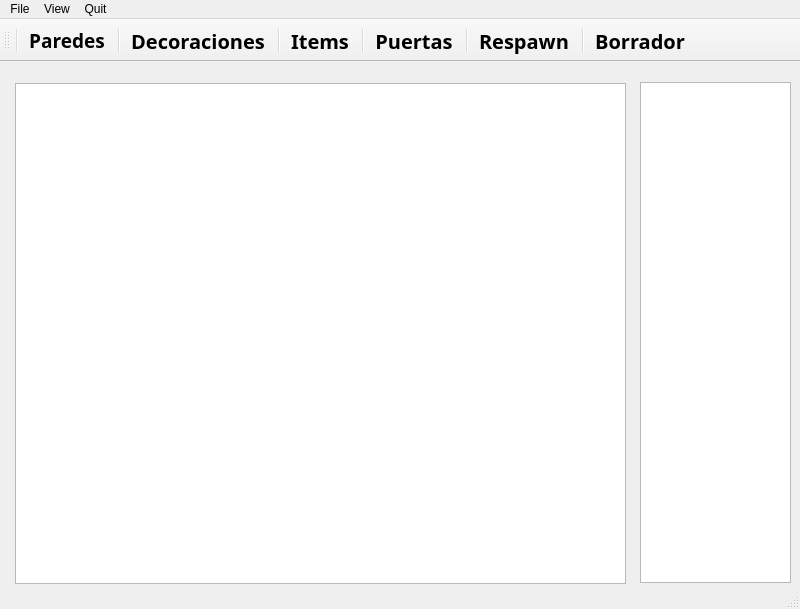
Old version of the form qt/editor/editor.ui in the repository joaquinfontela/Wolfenstein-3D.
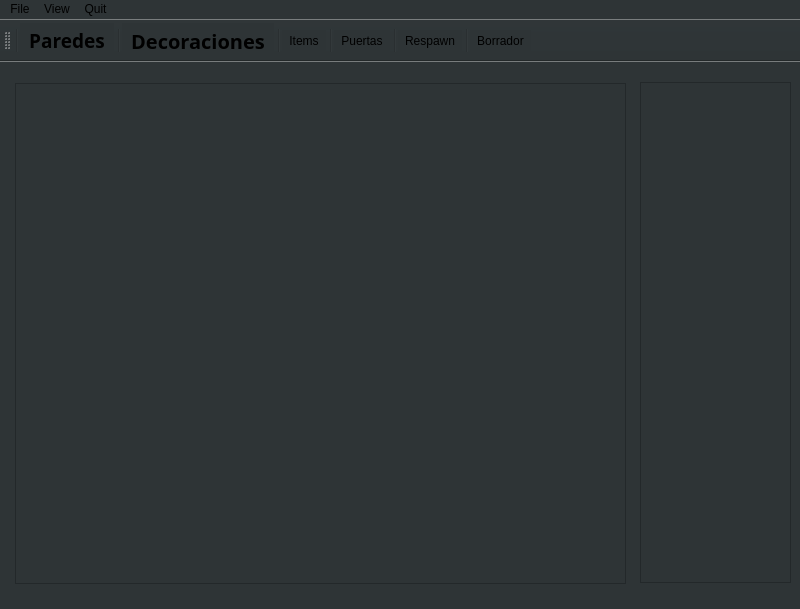
New version of the form. Icons and pictures are not drawn.

```diff
--- a/qt/editor/editor.ui
+++ b/qt/editor/editor.ui
@@ -17,6 +17,9 @@
    <iconset>
     <normaloff>logo/wolfestein_logo.png</normaloff>logo/wolfestein_logo.png</iconset>
   </property>
+  <property name="styleSheet">
+   <string notr="true">background-color: rgb(46, 52, 54);</string>
+  </property>
   <widget class="QWidget" name="centralwidget">
    <widget class="QGraphicsView" name="graphics_tiles_container">
     <property name="geometry">
@@ -91,9 +94,9 @@
       <colorrole role="Button">
        <brush brushstyle="SolidPattern">
         <color alpha="255">
-         <red>239</red>
-         <green>239</green>
-         <blue>239</blue>
+         <red>46</red>
+         <green>52</green>
+         <blue>54</blue>
         </color>
        </brush>
       </colorrole>
@@ -163,18 +166,18 @@
       <colorrole role="Base">
        <brush brushstyle="SolidPattern">
         <color alpha="255">
-         <red>255</red>
-         <green>255</green>
-         <blue>255</blue>
+         <red>46</red>
+         <green>52</green>
+         <blue>54</blue>
         </color>
        </brush>
       </colorrole>
       <colorrole role="Window">
        <brush brushstyle="SolidPattern">
         <color alpha="255">
-         <red>239</red>
-         <green>239</green>
-         <blue>239</blue>
+         <red>46</red>
+         <green>52</green>
+         <blue>54</blue>
         </color>
        </brush>
       </colorrole>
@@ -237,9 +240,9 @@
       <colorrole role="Button">
        <brush brushstyle="SolidPattern">
         <color alpha="255">
-         <red>239</red>
-         <green>239</green>
-         <blue>239</blue>
+         <red>46</red>
+         <green>52</green>
+         <blue>54</blue>
         </color>
        </brush>
       </colorrole>
@@ -309,18 +312,18 @@
       <colorrole role="Base">
        <brush brushstyle="SolidPattern">
         <color alpha="255">
-         <red>255</red>
-         <green>255</green>
-         <blue>255</blue>
+         <red>46</red>
+         <green>52</green>
+         <blue>54</blue>
         </color>
        </brush>
       </colorrole>
       <colorrole role="Window">
        <brush brushstyle="SolidPattern">
         <color alpha="255">
-         <red>239</red>
-         <green>239</green>
-         <blue>239</blue>
+         <red>46</red>
+         <green>52</green>
+         <blue>54</blue>
         </color>
        </brush>
       </colorrole>
@@ -383,9 +386,9 @@
       <colorrole role="Button">
        <brush brushstyle="SolidPattern">
         <color alpha="255">
-         <red>239</red>
-         <green>239</green>
-         <blue>239</blue>
+         <red>46</red>
+         <green>52</green>
+         <blue>54</blue>
         </color>
        </brush>
       </colorrole>
@@ -455,18 +458,18 @@
       <colorrole role="Base">
        <brush brushstyle="SolidPattern">
         <color alpha="255">
-         <red>239</red>
-         <green>239</green>
-         <blue>239</blue>
+         <red>46</red>
+         <green>52</green>
+         <blue>54</blue>
         </color>
        </brush>
       </colorrole>
       <colorrole role="Window">
        <brush brushstyle="SolidPattern">
         <color alpha="255">
-         <red>239</red>
-         <green>239</green>
-         <blue>239</blue>
+         <red>46</red>
+         <green>52</green>
+         <blue>54</blue>
         </color>
        </brush>
       </colorrole>
```
